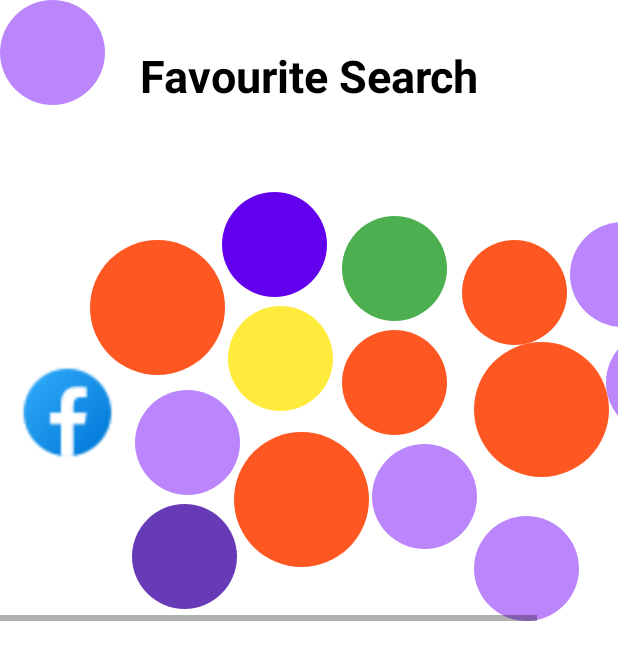
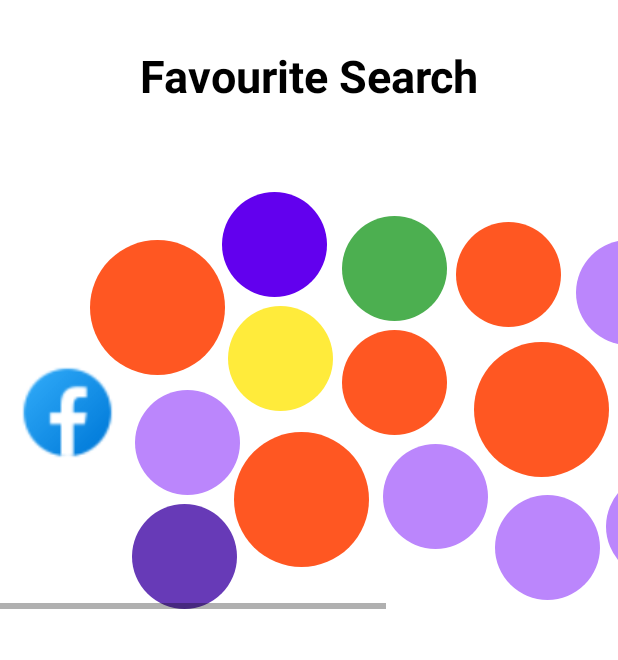
Before and after one commit to gadhviekta23/AndroidApplication, an Android app: the SelectFCActivity screen opened directly, with no data from a screen before it, on a phone screen of 412 x 824 dp. Shown: the top 660 px of the screen. Run offline under Robolectric (Android 15) with nearby library versions, the phone set to English and light mode, and no system bars; our stand-ins replace CircleImageView.

Commit message:
new Add category

```diff
--- a/app/src/main/java/com/example/androidapplication/HomeItem.java
+++ b/app/src/main/java/com/example/androidapplication/HomeItem.java
@@ -11,6 +11,7 @@ public class HomeItem {
         return name;
     }
 
+
     public void setName(String name) {
         this.name = name;
     }
--- a/app/src/main/res/layout/activity_select_f_c.xml
+++ b/app/src/main/res/layout/activity_select_f_c.xml
@@ -22,8 +22,7 @@
     <RelativeLayout
         android:layout_width="match_parent"
         android:layout_height="match_parent"
-        app:layout_constraintTop_toBottomOf="@id/favourite_search"
-        tools:layout_editor_absoluteX="-32dp">
+        app:layout_constraintTop_toBottomOf="@id/favourite_search">
 
         <LinearLayout
             android:layout_width="match_parent"
@@ -144,8 +143,8 @@
                         android:id="@+id/cag_img10"
                         android:layout_width="70dp"
                         android:layout_height="70dp"
-                        android:layout_marginLeft="308dp"
-                        android:layout_marginTop="160dp"
+                        android:layout_marginLeft="304dp"
+                        android:layout_marginTop="148dp"
                         android:src="@color/orange"
                         app:civ_border_color="#FF000000"
                         app:layout_constraintLeft_toLeftOf="parent"
@@ -166,7 +165,7 @@
                         android:id="@+id/cag_img12"
                         android:layout_width="70dp"
                         android:layout_height="70dp"
-                        android:layout_marginLeft="248dp"
+                        android:layout_marginLeft="255dp"
                         android:layout_marginTop="296dp"
                         android:src="@color/purple_200"
                         app:civ_border_color="#FF000000"
@@ -177,8 +176,8 @@
                         android:id="@+id/cag_img15"
                         android:layout_width="70dp"
                         android:layout_height="70dp"
-                        android:layout_marginLeft="380dp"
-                        android:layout_marginTop="148dp"
+                        android:layout_marginLeft="384dp"
+                        android:layout_marginTop="160dp"
                         android:src="@color/purple_200"
                         app:civ_border_color="#FF000000"
                         app:layout_constraintLeft_toLeftOf="parent"
@@ -188,8 +187,8 @@
                         android:id="@+id/cag_img16"
                         android:layout_width="70dp"
                         android:layout_height="70dp"
-                        android:layout_marginLeft="316dp"
-                        android:layout_marginTop="344dp"
+                        android:layout_marginLeft="330dp"
+                        android:layout_marginTop="330dp"
                         android:src="@color/purple_200"
                         app:civ_border_color="#FF000000"
                         app:layout_constraintLeft_toLeftOf="parent"
@@ -199,17 +198,85 @@
                         android:id="@+id/cag_img17"
                         android:layout_width="70dp"
                         android:layout_height="70dp"
-                        android:layout_marginLeft="404dp"
-                        android:layout_marginTop="220dp"
+                        android:layout_marginLeft="420dp"
+                        android:layout_marginTop="238dp"
                         android:src="@color/purple_200"
                         app:civ_border_color="#FF000000"
                         app:layout_constraintLeft_toLeftOf="parent"
                         app:layout_constraintTop_toTopOf="parent" />
 
                     <de.hdodenhof.circleimageview.CircleImageView
-                        android:id="@+id/cag_img14"
+                        android:id="@+id/cag_img18"
                         android:layout_width="70dp"
                         android:layout_height="70dp"
+                        android:layout_marginLeft="404dp"
+                        android:layout_marginTop="316dp"
+                        android:src="@color/purple_200"
+                        app:civ_border_color="#FF000000"
+                        app:layout_constraintLeft_toLeftOf="parent"
+                        app:layout_constraintTop_toTopOf="parent" />
+
+                    <de.hdodenhof.circleimageview.CircleImageView
+                        android:id="@+id/cag_img19"
+                        android:layout_width="90dp"
+                        android:layout_height="90dp"
+                        android:layout_marginLeft="463dp"
+                        android:layout_marginTop="150dp"
+                        android:src="@color/orange"
+                        app:civ_border_color="#FF000000"
+                        app:layout_constraintLeft_toLeftOf="parent"
+                        app:layout_constraintTop_toTopOf="parent" />
+
+                    <de.hdodenhof.circleimageview.CircleImageView
+                        android:id="@+id/cag_img20"
+                        android:layout_width="70dp"
+                        android:layout_height="70dp"
+                        android:layout_marginLeft="494dp"
+                        android:layout_marginTop="250dp"
+                        android:src="@color/purple_200"
+                        app:civ_border_color="#FF000000"
+                        app:layout_constraintLeft_toLeftOf="parent"
+                        app:layout_constraintTop_toTopOf="parent" />
+
+                    <de.hdodenhof.circleimageview.CircleImageView
+                        android:id="@+id/cag_img21"
+                        android:layout_width="80dp"
+                        android:layout_height="80dp"
+                        android:layout_marginLeft="480dp"
+                        android:layout_marginTop="326dp"
+                        android:src="@color/orange"
+                        app:civ_border_color="#FF000000"
+                        app:layout_constraintLeft_toLeftOf="parent"
+                        app:layout_constraintTop_toTopOf="parent" />
+
+                    <de.hdodenhof.circleimageview.CircleImageView
+                        android:id="@+id/cag_img22"
+                        android:layout_width="70dp"
+                        android:layout_height="70dp"
+                        android:layout_marginLeft="532dp"
+                        android:layout_marginTop="88dp"
+                        android:src="@color/purple_200"
+                        app:civ_border_color="#FF000000"
+                        app:layout_constraintLeft_toLeftOf="parent"
+                        app:layout_constraintTop_toTopOf="parent" />
+
+                    <de.hdodenhof.circleimageview.CircleImageView
+                        android:id="@+id/cag_img23"
+                        android:layout_width="70dp"
+                        android:layout_height="70dp"
+                        android:layout_marginLeft="560dp"
+                        android:layout_marginTop="167dp"
+                        android:src="@color/purple_200"
+                        app:civ_border_color="#FF000000"
+                        app:layout_constraintLeft_toLeftOf="parent"
+                        app:layout_constraintTop_toTopOf="parent" />
+
+                    <de.hdodenhof.circleimageview.CircleImageView
+                        android:id="@+id/cag_img25"
+                        android:layout_width="90dp"
+                        android:layout_height="90dp"
+                        android:layout_marginLeft="570dp"
+                        android:layout_marginTop="242dp"
                         android:src="@color/purple_200"
                         app:civ_border_color="#FF000000"
                         app:layout_constraintLeft_toLeftOf="parent"
@@ -218,13 +285,10 @@
 
                 </androidx.constraintlayout.widget.ConstraintLayout>
 
-
             </HorizontalScrollView>
-
 
         </LinearLayout>
 
     </RelativeLayout>
 
-
 </androidx.constraintlayout.widget.ConstraintLayout>
```
